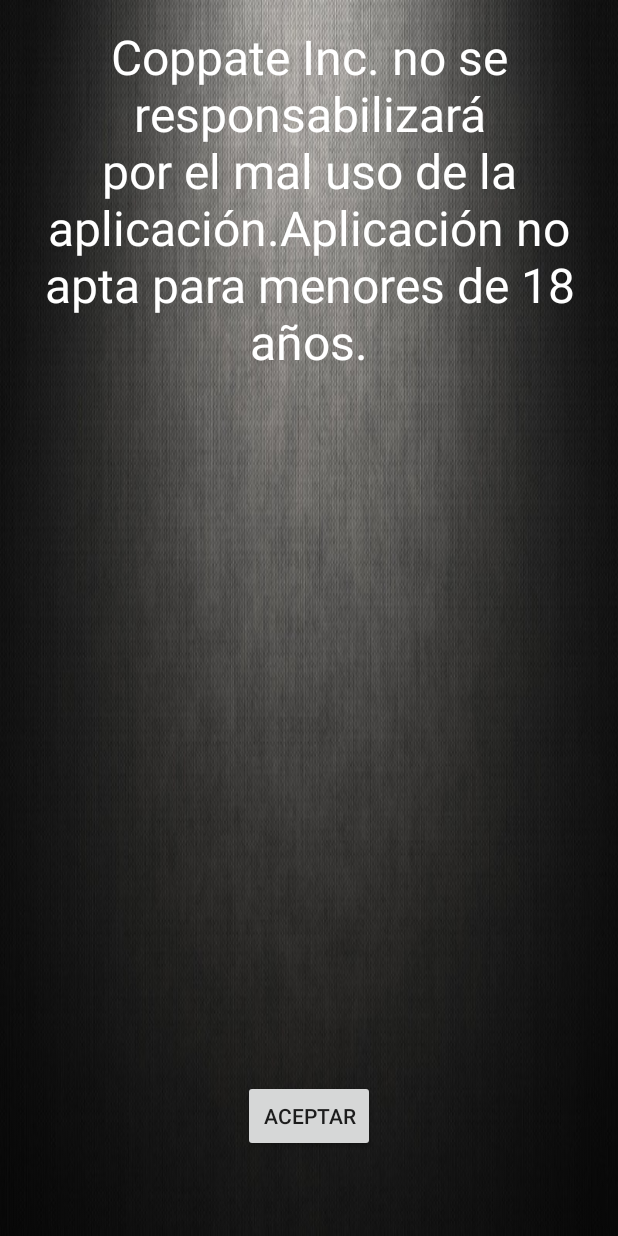
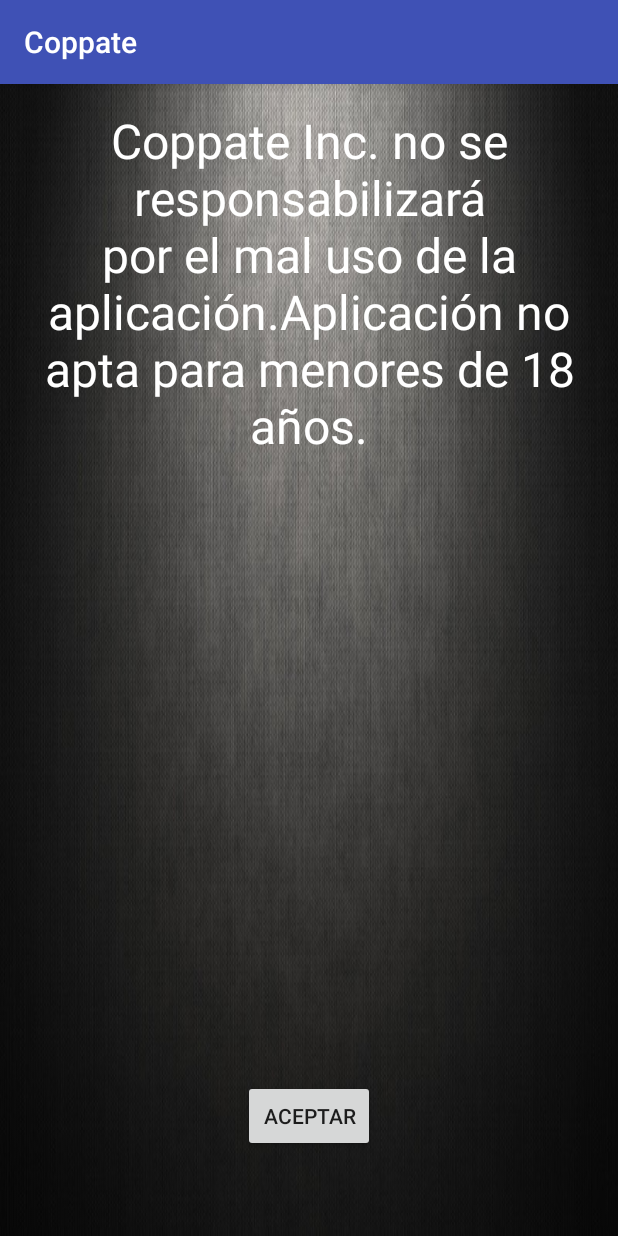
Before and after one commit to Juann1342/CoppateApp, an Android app: the MensajeDescargo screen opened directly, with no data from a screen before it, on a phone screen of 412 x 824 dp. Run offline under Robolectric (Android 15) with nearby library versions, the phone set to English and light mode, and no system bars.

Commit message:
Se le agregó una action bar

```diff
--- a/app/src/main/res/values/styles.xml
+++ b/app/src/main/res/values/styles.xml
@@ -1,18 +1,33 @@
-
-
-    <resources>
+<resources>
 
     <!-- Base application theme. -->
     <style name="AppTheme" parent="Theme.AppCompat.Light.DarkActionBar">
-
-       <item name="windowActionBar">false</item>
-        <item name="windowNoTitle">true</item>
-
         <!-- Customize your theme here. -->
         <item name="colorPrimary">@color/colorPrimary</item>
         <item name="colorPrimaryDark">@color/colorPrimaryDark</item>
         <item name="colorAccent">@color/colorAccent</item>
-
     </style>
 
+    <style name="AppTheme.NoActionBar">
+        <item name="windowActionBar">false</item>
+        <item name="windowNoTitle">true</item>
+    </style>
+
+    <style name="AppTheme.AppBarOverlay" parent="ThemeOverlay.AppCompat.Dark.ActionBar" />
+
+    <style name="AppTheme.PopupOverlay" parent="ThemeOverlay.AppCompat.Light" />
+
 </resources>
+   <!-- <resources>
+
+    <style name="AppTheme" parent="Theme.AppCompat.Light.DarkActionBar">
+
+       <item name="windowActionBar">true</item>
+        <item name="windowNoTitle">false</item>-->
+
+        <!-- Customize your theme here.
+        <item name="colorPrimary">@color/colorPrimary</item>
+        <item name="colorPrimaryDark">@color/colorPrimaryDark</item>
+        <item name="colorAccent">@color/colorAccent</item>-->
+
+  <!--  </style>-->
```
Also changed, not shown: app/src/main/java/com/coppate/g04/coppate/MainActivity.java (+29 -1 lines), app/src/main/res/layout/activity_main.xml (+8 -7 lines).
